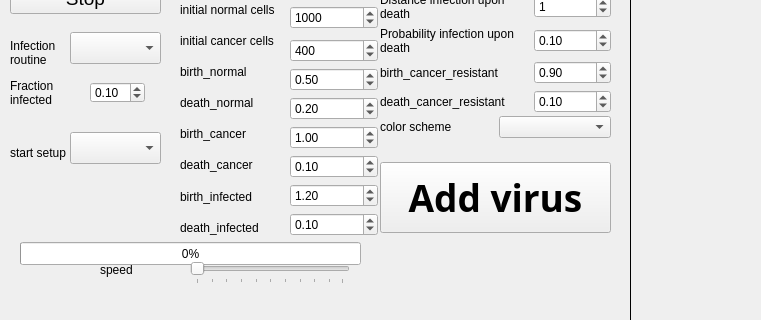
Above: mainwindow.ui from thijsjanzen/onco_viral_sim before the change; both pictures show x 0 to 761 and y 118 to 438 of the 1394 by 836 pixel window. Below: the same form after it.
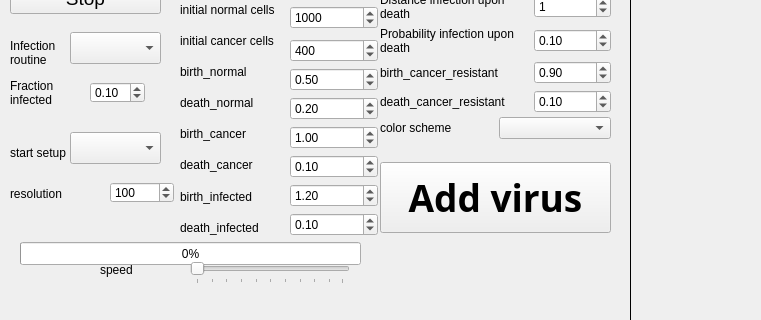
That is the form after the change. Custom widgets are drawn as their Qt base class.

What changed in the file:
```diff
--- a/mainwindow.ui
+++ b/mainwindow.ui
@@ -691,13 +691,13 @@
      <string>Add virus</string>
     </property>
    </widget>
-   <widget class="QWidget" name="">
+   <widget class="QWidget" name="layoutWidget">
     <property name="geometry">
      <rect>
       <x>380</x>
       <y>230</y>
       <width>231</width>
-      <height>31</height>
+      <height>32</height>
      </rect>
     </property>
     <layout class="QGridLayout" name="gridLayout_3">
@@ -717,6 +717,42 @@
      </item>
     </layout>
    </widget>
+   <widget class="QLabel" name="label_23">
+    <property name="geometry">
+     <rect>
+      <x>10</x>
+      <y>300</y>
+      <width>120</width>
+      <height>23</height>
+     </rect>
+    </property>
+    <property name="text">
+     <string>resolution</string>
+    </property>
+   </widget>
+   <widget class="QDoubleSpinBox" name="box_resolution">
+    <property name="geometry">
+     <rect>
+      <x>110</x>
+      <y>300</y>
+      <width>64</width>
+      <height>21</height>
+     </rect>
+    </property>
+    <property name="decimals">
+     <number>0</number>
+    </property>
+    <property name="maximum">
+     <double>1000.000000000000000</double>
+    </property>
+    <property name="singleStep">
+     <double>50.000000000000000</double>
+    </property>
+    <property name="value">
+     <double>100.000000000000000</double>
+    </property>
+   </widget>
+   <zorder>layoutWidget</zorder>
    <zorder>layoutWidget</zorder>
    <zorder>layoutWidget</zorder>
    <zorder>q_label</zorder>
```
Left out of the diff: 4 changed lines with no effect on the pictures.
